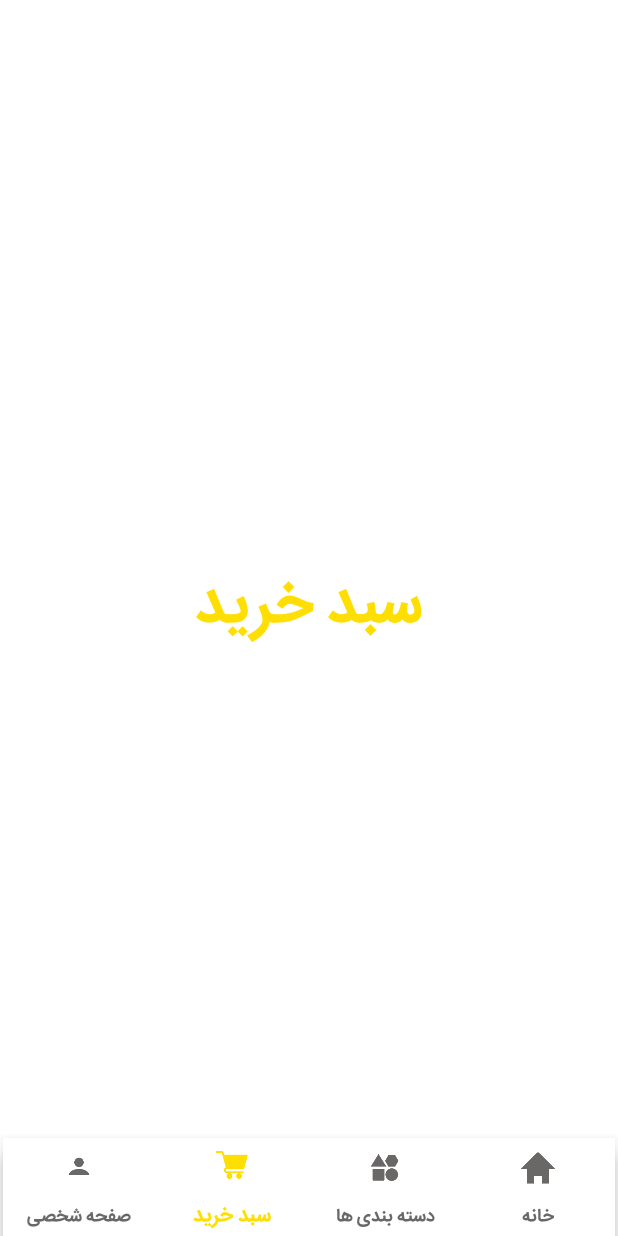
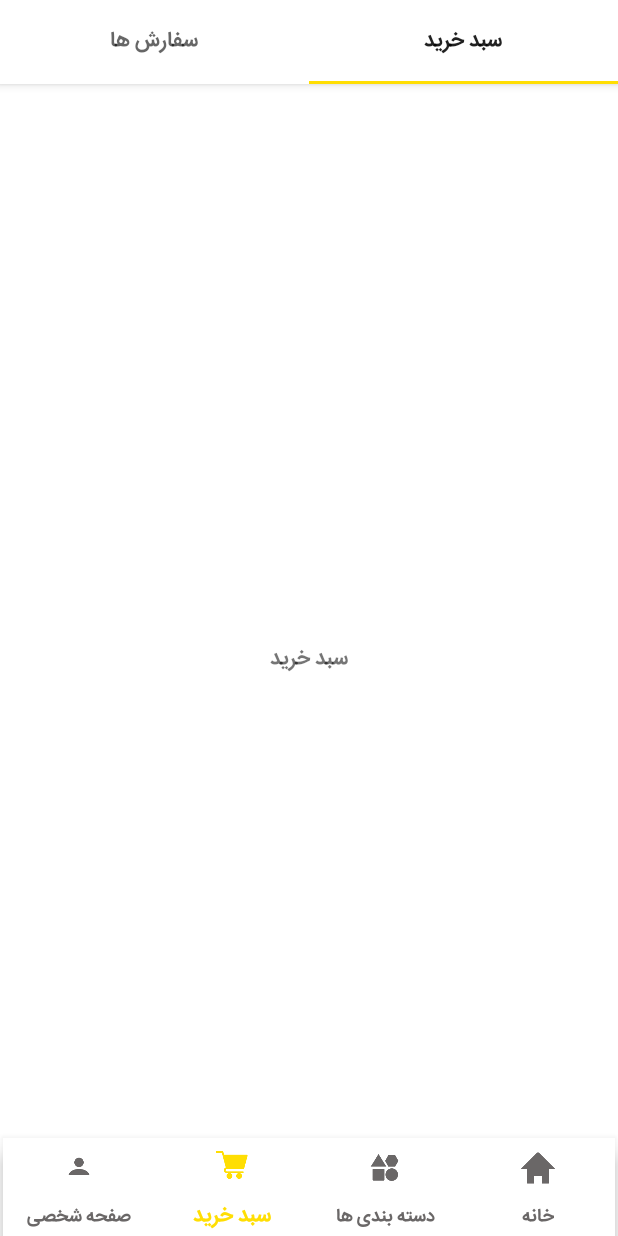
Before and after one commit to AR-SHOP/ARSHOP-front-end, an Android app: the screen it shows after launch (MainActivity), item 2 of the bottom bar chosen, on a phone screen of 412 x 824 dp. Run offline under Robolectric (Android 15) with nearby library versions, the phone set to English and light mode, and no system bars; our stand-ins replace Dagger/Hilt's generated code; libraries missing offline, so code that uses them is left out: com.afollestad.materialdialogs, com.google.ar.core, com.google.ar.sceneform, com.miguelcatalan.materialsearchview; pictures from the network do not load; 3 statements that could not run were skipped.

Commit message:
Implement tab layout

```diff
--- a/app/build.gradle
+++ b/app/build.gradle
@@ -136,7 +136,7 @@ dependencies {
     implementation "io.github.reactivecircus.flowbinding:flowbinding-preference:${flowbinding_version}"
     implementation "io.github.reactivecircus.flowbinding:flowbinding-recyclerview:${flowbinding_version}"
     implementation "io.github.reactivecircus.flowbinding:flowbinding-swiperefreshlayout:${flowbinding_version}"
-//    implementation "io.github.reactivecircus.flowbinding:flowbinding-viewpager2:${flowbinding_version}"
+    implementation "io.github.reactivecircus.flowbinding:flowbinding-viewpager2:${flowbinding_version}"
     //Material Components Bindings
     implementation "io.github.reactivecircus.flowbinding:flowbinding-material:${flowbinding_version}"
 
--- a/app/src/main/java/com/arthe100/arshop/scripts/di/components/MainComponent.kt
+++ b/app/src/main/java/com/arthe100/arshop/scripts/di/components/MainComponent.kt
@@ -4,6 +4,7 @@ import android.content.Context
 import com.arthe100.arshop.scripts.di.modules.MainModule
 import com.arthe100.arshop.scripts.di.modules.SubComponentModules.MainSubComponentModule
 import com.arthe100.arshop.scripts.di.scopes.MainScope
+import com.arthe100.arshop.views.Adapters.ViewPagerAdapter
 import com.arthe100.arshop.views.MainActivity
 import com.arthe100.arshop.views.fragments.*
 import dagger.BindsInstance
@@ -32,4 +33,7 @@ interface MainComponent  {
     fun inject(fragment: VerifyFragment)
     fun inject(fragment: SignUpPasswordFragment)
     fun inject(fragment: ProductFragment)
+    fun inject(fragment: OrdersFragment)
+    fun inject(fragment: CustomerCartFragment)
+    fun inject(viewPagerAdapter: ViewPagerAdapter)
 }
--- a/app/src/main/java/com/arthe100/arshop/scripts/di/modules/MainModule.kt
+++ b/app/src/main/java/com/arthe100/arshop/scripts/di/modules/MainModule.kt
@@ -2,9 +2,12 @@ package com.arthe100.arshop.scripts.di.modules
 
 import android.content.Context
 import android.util.Log
+import androidx.fragment.app.Fragment
 import androidx.preference.PreferenceManager
+import androidx.viewpager.widget.ViewPager
 import com.arthe100.arshop.models.User
 import com.arthe100.arshop.scripts.di.scopes.MainScope
+import com.arthe100.arshop.views.Adapters.ViewPagerAdapter
 import com.arthe100.arshop.views.fragments.*
 import com.google.gson.Gson
 import dagger.Module
@@ -26,12 +29,15 @@ object MainModule{
         phoneNumberFragment: PhoneNumberFragment,
         productFragment: ProductFragment,
         signUpPasswordFragment: SignUpPasswordFragment,
-        verifyFragment: VerifyFragment) : FragmentFactory {
+        verifyFragment: VerifyFragment,
+        ordersFragment: OrdersFragment,
+        customerCartFragment: CustomerCartFragment) : FragmentFactory {
 
         return FragmentFactory(homeFragment, categoriesFragment, cartFragment, profileFragment,
                                 loginFragment, phoneNumberFragment, productFragment,
-                                signUpPasswordFragment, verifyFragment)
+                                signUpPasswordFragment, verifyFragment, ordersFragment, customerCartFragment)
     }
+
 
     @JvmStatic
     @MainScope
@@ -102,4 +108,18 @@ object MainModule{
     fun provideProductFragment() : ProductFragment {
         return ProductFragment()
     }
+
+    @JvmStatic
+    @MainScope
+    @Provides
+    fun createOrdersFragment() : OrdersFragment {
+        return OrdersFragment()
+    }
+
+    @JvmStatic
+    @MainScope
+    @Provides
+    fun createCustomerCartFragment() : CustomerCartFragment {
+        return CustomerCartFragment()
+    }
 }
--- a/app/src/main/java/com/arthe100/arshop/views/adapters/ProductAdapter/OnItemClickListener.kt
+++ b/app/src/main/java/com/arthe100/arshop/views/Adapters/OnItemClickListener.kt
@@ -1,4 +1,4 @@
-package com.arthe100.arshop.views.adapters.ProductAdapter
+package com.arthe100.arshop.views.Adapters
 
 interface OnItemClickListener {
     fun onItemClick(position: Int)
--- a/app/src/main/java/com/arthe100/arshop/views/adapters/ProductAdapter/ProductAdapter.kt
+++ b/app/src/main/java/com/arthe100/arshop/views/Adapters/ProductAdapter.kt
@@ -1,4 +1,4 @@
-package com.arthe100.arshop.views.adapters.ProductAdapter
+package com.arthe100.arshop.views.Adapters
 
 import android.view.LayoutInflater
 import android.view.ViewGroup
@@ -18,7 +18,8 @@ class ProductAdapter()
 
         return ProductViewHolder(
             LayoutInflater.from(parent.context)
-                .inflate(R.layout.product_card_view, parent, false))
+                .inflate(R.layout.product_card_view, parent, false)
+        )
     }
 
     override fun onBindViewHolder(holder: RecyclerView.ViewHolder, position: Int) {
--- a/app/src/main/java/com/arthe100/arshop/views/adapters/ProductAdapter/ProductViewHolder.kt
+++ b/app/src/main/java/com/arthe100/arshop/views/Adapters/ProductViewHolder.kt
@@ -1,4 +1,4 @@
-package com.arthe100.arshop.views.adapters.ProductAdapter
+package com.arthe100.arshop.views.Adapters
 
 import android.view.View
 import android.widget.TextView
--- /dev/null
+++ b/app/src/main/java/com/arthe100/arshop/views/Adapters/ViewPagerAdapter.kt
@@ -0,0 +1,47 @@
+package com.arthe100.arshop.views.Adapters
+
+import android.app.Application
+import android.util.Log
+import android.view.View
+import android.widget.FrameLayout
+import androidx.fragment.app.Fragment
+import androidx.recyclerview.widget.RecyclerView
+import androidx.viewpager2.adapter.FragmentStateAdapter
+import androidx.viewpager2.adapter.FragmentViewHolder
+import com.arthe100.arshop.scripts.di.BaseApplication
+import com.arthe100.arshop.views.fragments.CartFragment
+import com.arthe100.arshop.views.fragments.CustomerCartFragment
+import com.arthe100.arshop.views.fragments.FragmentFactory
+import com.arthe100.arshop.views.fragments.OrdersFragment
+import javax.inject.Inject
+
+class ViewPagerAdapter (fragment: Fragment) : FragmentStateAdapter(fragment) {
+
+    @Inject lateinit var fragmentFactory : FragmentFactory
+    lateinit var customerCartFragment: CustomerCartFragment
+    lateinit var ordersFragment: OrdersFragment
+
+    init {
+        (fragment.activity?.application as BaseApplication).mainComponent().inject(this)
+        customerCartFragment = fragmentFactory.create<CustomerCartFragment>()
+        ordersFragment = fragmentFactory.create<OrdersFragment>()
+    }
+
+    override fun getItemCount(): Int {
+        return 2
+    }
+
+    override fun createFragment(position: Int): Fragment {
+        var fragment: Fragment? = null
+        when (position) {
+            0 -> {
+                fragment = customerCartFragment
+            }
+            1 -> {
+                fragment = ordersFragment
+            }
+        }
+        return fragment!!
+    }
+
+}
--- a/app/src/main/java/com/arthe100/arshop/views/fragments/CartFragment.kt
+++ b/app/src/main/java/com/arthe100/arshop/views/fragments/CartFragment.kt
@@ -6,13 +6,21 @@ import android.view.LayoutInflater
 import android.view.View
 import android.view.ViewGroup
 import androidx.fragment.app.Fragment
+import androidx.viewpager.widget.ViewPager
 
 import com.arthe100.arshop.R
 import com.arthe100.arshop.scripts.di.BaseApplication
+import com.arthe100.arshop.views.Adapters.ViewPagerAdapter
 import com.arthe100.arshop.views.BaseFragment
+import com.google.android.material.tabs.TabLayout
+import com.google.android.material.tabs.TabLayoutMediator
 import kotlinx.android.synthetic.main.activity_main_layout.*
+import kotlinx.android.synthetic.main.cart_fragment_layout.*
+import javax.inject.Inject
 
 class CartFragment : BaseFragment() {
+
+
 
     override fun inject() {
         (requireActivity().application as BaseApplication).mainComponent().inject(this)
@@ -24,6 +32,26 @@ class CartFragment : BaseFragment() {
         return inflater.inflate(R.layout.cart_fragment_layout, container, false)
     }
 
+    override fun onStart() {
+        super.onStart()
+
+        var viewPagerAdapter: ViewPagerAdapter = ViewPagerAdapter(this)
+        view_pager.adapter = viewPagerAdapter
+
+        var tabLayoutMediator: TabLayoutMediator =
+            TabLayoutMediator(tab_layout, view_pager,
+                TabLayoutMediator.TabConfigurationStrategy { tab, position ->
+                    when (position) {
+                        0 -> {
+                            tab.text = "سبد خرید"
+                        }
+                        1 -> {
+                            tab.text = "سفارش ها"
+                        }
+                    }
+                })
+        tabLayoutMediator.attach()
+    }
     override fun toString(): String {
         return "Cart Fragment"
     }
--- /dev/null
+++ b/app/src/main/java/com/arthe100/arshop/views/fragments/CustomerCartFragment.kt
@@ -0,0 +1,28 @@
+package com.arthe100.arshop.views.fragments
+
+import android.os.Bundle
+import androidx.fragment.app.Fragment
+import android.view.LayoutInflater
+import android.view.View
+import android.view.ViewGroup
+
+import com.arthe100.arshop.R
+import com.arthe100.arshop.scripts.di.BaseApplication
+import com.arthe100.arshop.views.BaseFragment
+
+class CustomerCartFragment : BaseFragment() {
+
+    override fun inject() {
+        (requireActivity().application as BaseApplication).mainComponent().inject(this)
+    }
+
+    override fun onCreateView(inflater: LayoutInflater, container: ViewGroup?,
+        savedInstanceState: Bundle?): View? {
+        return inflater.inflate(R.layout.customer_cart_fragment_layout, container, false)
+    }
+
+
+    override fun toString(): String {
+        return super.toString()
+    }
+}
--- a/app/src/main/java/com/arthe100/arshop/views/fragments/FragmentFactory.kt
+++ b/app/src/main/java/com/arthe100/arshop/views/fragments/FragmentFactory.kt
@@ -15,7 +15,9 @@ class FragmentFactory
         val phoneNumberFragment: PhoneNumberFragment,
         val productFragment: ProductFragment,
         val signUpPasswordFragment: SignUpPasswordFragment,
-        val verifyFragment: VerifyFragment) {
+        val verifyFragment: VerifyFragment,
+        val ordersFragment: OrdersFragment,
+        val customerCartFragment: CustomerCartFragment) {
 
     inline fun <reified T> create() : T {
         return when(T::class) {
@@ -28,6 +30,8 @@ class FragmentFactory
             ProductFragment::class -> productFragment as T
             SignUpPasswordFragment::class -> signUpPasswordFragment as T
             VerifyFragment::class -> verifyFragment as T
+            OrdersFragment::class -> ordersFragment as T
+            CustomerCartFragment::class -> customerCartFragment as T
             else -> throw Exception("the fragment of type: ${T::class} doesn't exists!" )
         }
     }
--- /dev/null
+++ b/app/src/main/java/com/arthe100/arshop/views/fragments/OrdersFragment.kt
@@ -0,0 +1,28 @@
+package com.arthe100.arshop.views.fragments
+
+import android.os.Bundle
+import androidx.fragment.app.Fragment
+import android.view.LayoutInflater
+import android.view.View
+import android.view.ViewGroup
+
+import com.arthe100.arshop.R
+import com.arthe100.arshop.scripts.di.BaseApplication
+import com.arthe100.arshop.views.BaseFragment
+
+class OrdersFragment : BaseFragment() {
+
+    override fun inject() {
+        (requireActivity().application as BaseApplication).mainComponent(requireActivity())
+            .inject(this)
+    }
+
+    override fun onCreateView(inflater: LayoutInflater, container: ViewGroup?,
+        savedInstanceState: Bundle?): View? {
+        return inflater.inflate(R.layout.orders_fragment, container, false)
+    }
+
+    override fun toString(): String {
+        return "Orders Fragment"
+    }
+}
--- a/app/src/main/res/layout/cart_fragment_layout.xml
+++ b/app/src/main/res/layout/cart_fragment_layout.xml
@@ -1,5 +1,5 @@
 <?xml version="1.0" encoding="utf-8"?>
-<androidx.constraintlayout.widget.ConstraintLayout xmlns:android="http://schemas.android.com/apk/res/android"
+<androidx.coordinatorlayout.widget.CoordinatorLayout xmlns:android="http://schemas.android.com/apk/res/android"
         xmlns:app="http://schemas.android.com/apk/res-auto"
         xmlns:tools="http://schemas.android.com/tools"
     android:layout_width="match_parent"
@@ -7,19 +7,38 @@
     tools:context=".views.fragments.CartFragment"
     android:layout_below="@+id/search_bar">
 
-    <TextView
-            android:layout_width="0dp"
-            android:layout_height="80dp"
-            android:layout_centerVertical="true"
-            android:text="@string/cart"
-            android:textAlignment="center"
-            android:textColor="@color/colorPrimary"
-            android:textSize="40sp"
-            android:textStyle="bold"
-            android:layout_margin="32dp"
+    <com.google.android.material.appbar.AppBarLayout
+            android:id="@+id/app_bar_layout"
+            android:layout_width="match_parent"
+            android:layout_height="?attr/actionBarSize"
+            android:layout_gravity="top"
+            android:layout_marginBottom="10dp"
+            style="@style/AppTheme"
             app:layout_constraintBottom_toBottomOf="parent"
+            android:background="@color/colorBackground"
             app:layout_constraintEnd_toEndOf="parent"
+            app:layout_constraintHorizontal_bias="0.0"
             app:layout_constraintStart_toStartOf="parent"
-            app:layout_constraintTop_toTopOf="parent" />
+            app:layout_constraintTop_toTopOf="parent"
+            app:layout_constraintVertical_bias="0.0">
 
-</androidx.constraintlayout.widget.ConstraintLayout>
+        <com.google.android.material.tabs.TabLayout
+                android:id="@+id/tab_layout"
+                android:layout_width="match_parent"
+                android:layout_height="match_parent"
+                android:textDirection="rtl"
+                android:layoutDirection="rtl"
+                app:tabIndicatorColor="@color/colorPrimary"/>
+
+    </com.google.android.material.appbar.AppBarLayout>
+
+    <androidx.viewpager2.widget.ViewPager2
+            android:id="@+id/view_pager"
+            android:layout_width="match_parent"
+            android:layout_height="match_parent"
+            android:layoutDirection="rtl"
+            app:layout_behavior="com.google.android.material.appbar.AppBarLayout$ScrollingViewBehavior"/>
+
+
+
+</androidx.coordinatorlayout.widget.CoordinatorLayout>
--- /dev/null
+++ b/app/src/main/res/layout/customer_cart_fragment_layout.xml
@@ -0,0 +1,14 @@
+<?xml version="1.0" encoding="utf-8"?>
+<FrameLayout xmlns:android="http://schemas.android.com/apk/res/android"
+        xmlns:tools="http://schemas.android.com/tools"
+        android:layout_width="match_parent"
+        android:layout_height="match_parent"
+        tools:context=".views.fragments.CustomerCartFragment">
+
+    <TextView
+            android:layout_width="match_parent"
+            android:layout_height="match_parent"
+            android:text="سبد خرید"
+            android:gravity="center"/>
+
+</FrameLayout>
--- /dev/null
+++ b/app/src/main/res/layout/orders_fragment.xml
@@ -0,0 +1,14 @@
+<?xml version="1.0" encoding="utf-8"?>
+<FrameLayout xmlns:android="http://schemas.android.com/apk/res/android"
+        xmlns:tools="http://schemas.android.com/tools"
+        android:layout_width="match_parent"
+        android:layout_height="match_parent"
+        tools:context=".views.fragments.OrdersFragment">
+
+    <TextView
+            android:layout_width="match_parent"
+            android:layout_height="match_parent"
+            android:text="سفارش ها"
+            android:gravity="center"/>
+
+</FrameLayout>
```
Also changed, not shown: app/src/main/java/com/arthe100/arshop/views/fragments/HomeFragment.kt (+4 -5 lines).
